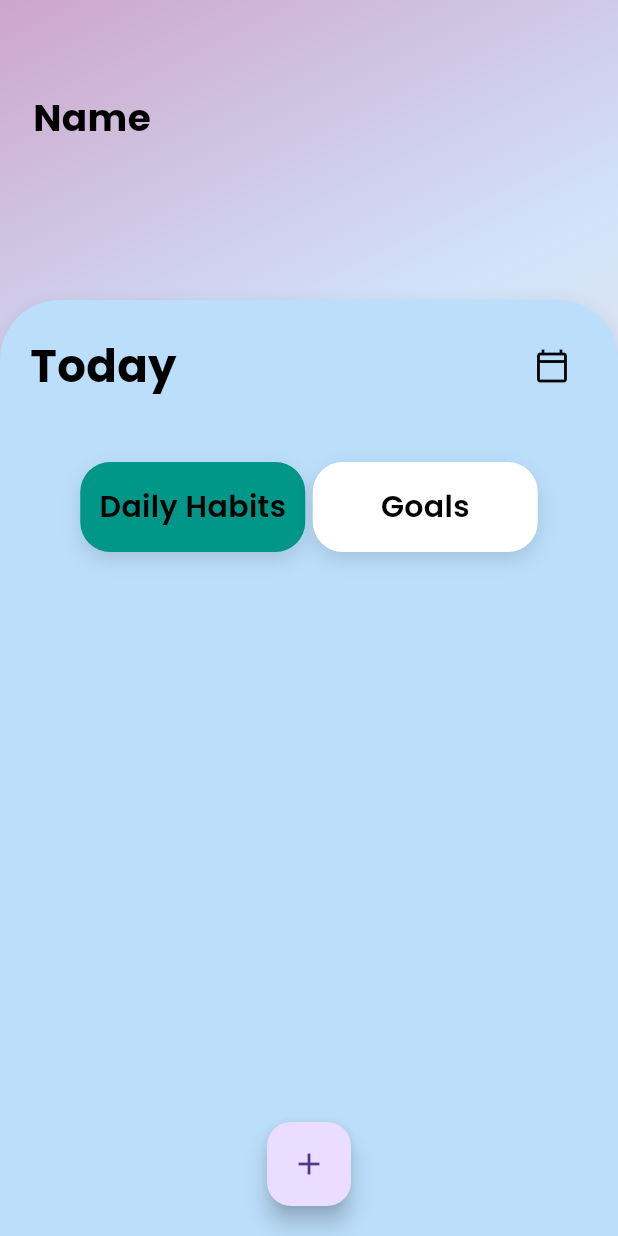
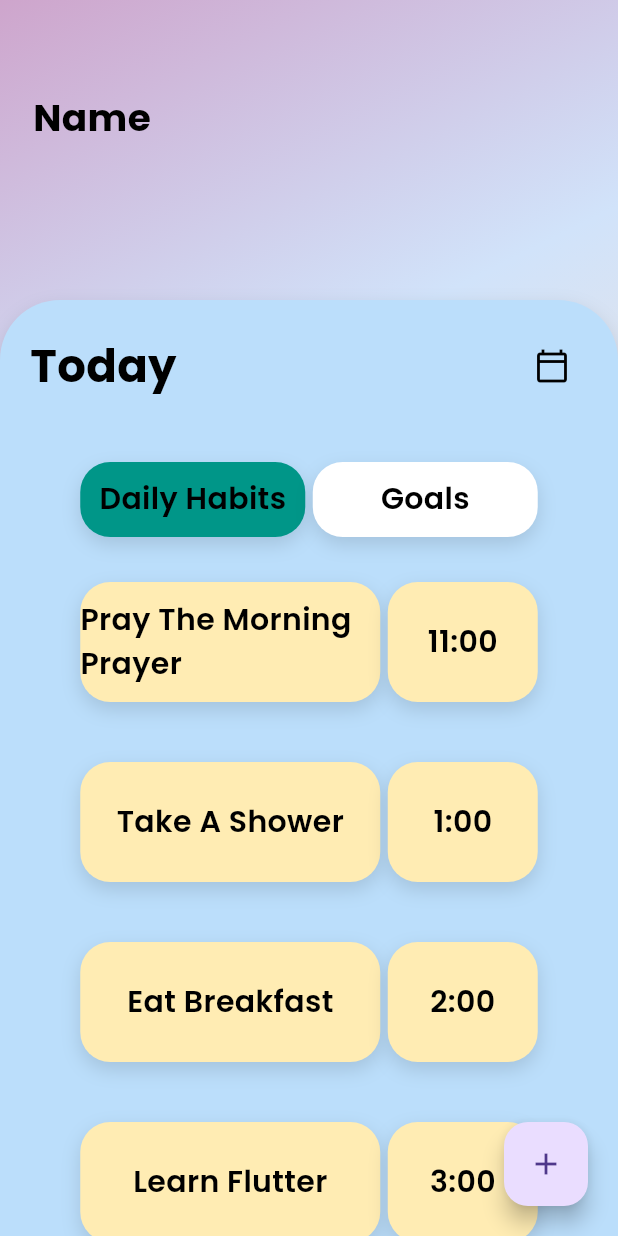
Before and after one commit to ezedin130/todo, a Flutter app: the screen it shows after launch, on a phone screen of 412 x 824 dp. Run offline on Flutter 3.47's test engine with Material 3 defaults, Android fonts, the phone set to English and light mode, and no system bars; our stand-ins replace device_preview, google_fonts.

Commit message:
modified:   android/gradle/wrapper/gradle-wrapper.properties 	modified:   lib/homescreen.dart 	new file:   lib/reusable_container.dart

```diff
--- a/lib/homescreen.dart
+++ b/lib/homescreen.dart
@@ -2,6 +2,7 @@
 
 import 'package:flutter/material.dart';
 import 'package:google_fonts/google_fonts.dart';
+import 'package:todo/reusable_container.dart';
 
 class Homescreen extends StatelessWidget {
   const Homescreen({super.key});
@@ -88,7 +89,7 @@ class Homescreen extends StatelessWidget {
                     mainAxisAlignment: MainAxisAlignment.center,
                     children: [
                       Container(
-                        height: 60,
+                        height: 50,
                         width: 150,
                         decoration: BoxDecoration(
                           color: Colors.teal,
@@ -117,7 +118,7 @@ class Homescreen extends StatelessWidget {
                         width: 5,
                       ),
                       Container(
-                        height: 60,
+                        height: 50,
                         width: 150,
                         decoration: BoxDecoration(
                           color: Colors.white,
@@ -144,15 +145,58 @@ class Homescreen extends StatelessWidget {
                       )
                     ],
                   ),
-                  Spacer(),
-                  Padding(
-                    padding: const EdgeInsets.only(bottom: 20.0),
-                    child: FloatingActionButton(
-                      onPressed: () {},
-                      child: Icon(Icons.add),
+                  SizedBox(height: 20.0),
+                  Expanded(
+                    child: ListView(
+                      children: [
+                        ReusableContainer(
+                          text: 'Pray The Morning Prayer',
+                          time: '11:00',
+                        ),
+                        SizedBox(
+                          height: 20,
+                        ),
+                        ReusableContainer(
+                          text: 'Take A Shower',
+                          time: '1:00',
+                        ),
+                        SizedBox(
+                          height: 20,
+                        ),
+                        ReusableContainer(
+                          text: 'Eat Breakfast',
+                          time: '2:00',
+                        ),
+                        SizedBox(
+                          height: 20,
+                        ),
+                        ReusableContainer(
+                          text: 'Learn Flutter',
+                          time: '3:00',
+                        ),
+                        SizedBox(
+                          height: 20,
+                        ),
+                        ReusableContainer(
+                          text: 'Go To The Gym',
+                          time: '4:00',
+                        ),
+                      ],
                     ),
-                  )
+                  ),
                 ],
+              ),
+            ),
+          ),
+          Padding(
+            padding: const EdgeInsets.only(bottom: 20.0, right: 20),
+            child: Align(
+              alignment: Alignment.bottomRight,
+              child: FloatingActionButton(
+                onPressed: () {},
+                child: Icon(
+                  Icons.add,
+                ),
               ),
             ),
           )
--- /dev/null
+++ b/lib/reusable_container.dart
@@ -0,0 +1,77 @@
+import 'package:flutter/material.dart';
+import 'package:google_fonts/google_fonts.dart';
+
+class ReusableContainer extends StatelessWidget {
+  final String text;
+  final String time;
+  const ReusableContainer({
+    super.key,
+    required this.text,
+    required this.time,
+  });
+
+  @override
+  Widget build(BuildContext context) {
+    return Padding(
+      padding: const EdgeInsets.symmetric(horizontal: 20.0, vertical: 10.0),
+      child: Row(
+        mainAxisAlignment: MainAxisAlignment.center,
+        children: [
+          Container(
+            height: 80,
+            width: 200,
+            decoration: BoxDecoration(
+              color: Colors.amber[100],
+              borderRadius: BorderRadius.circular(20),
+              boxShadow: const [
+                BoxShadow(
+                  color: Colors.black12,
+                  blurRadius: 10,
+                  offset: Offset(0, 5),
+                ),
+              ],
+            ),
+            child: Center(
+              child: Text(
+                text,
+                style: GoogleFonts.poppins(
+                  fontSize: 20,
+                  color: Colors.black,
+                  fontWeight: FontWeight.w600,
+                ),
+              ),
+            ),
+          ),
+          const SizedBox(
+            width: 5,
+          ),
+          Container(
+            height: 80,
+            width: 100,
+            decoration: BoxDecoration(
+              color: Colors.amber[100],
+              borderRadius: BorderRadius.circular(20),
+              boxShadow: const [
+                BoxShadow(
+                  color: Colors.black12,
+                  blurRadius: 10,
+                  offset: Offset(0, 5),
+                ),
+              ],
+            ),
+            child: Center(
+              child: Text(
+                time,
+                style: GoogleFonts.poppins(
+                  fontSize: 20,
+                  color: Colors.black,
+                  fontWeight: FontWeight.w600,
+                ),
+              ),
+            ),
+          ),
+        ],
+      ),
+    );
+  }
+}
```
Also changed, not shown: 1 other file.
